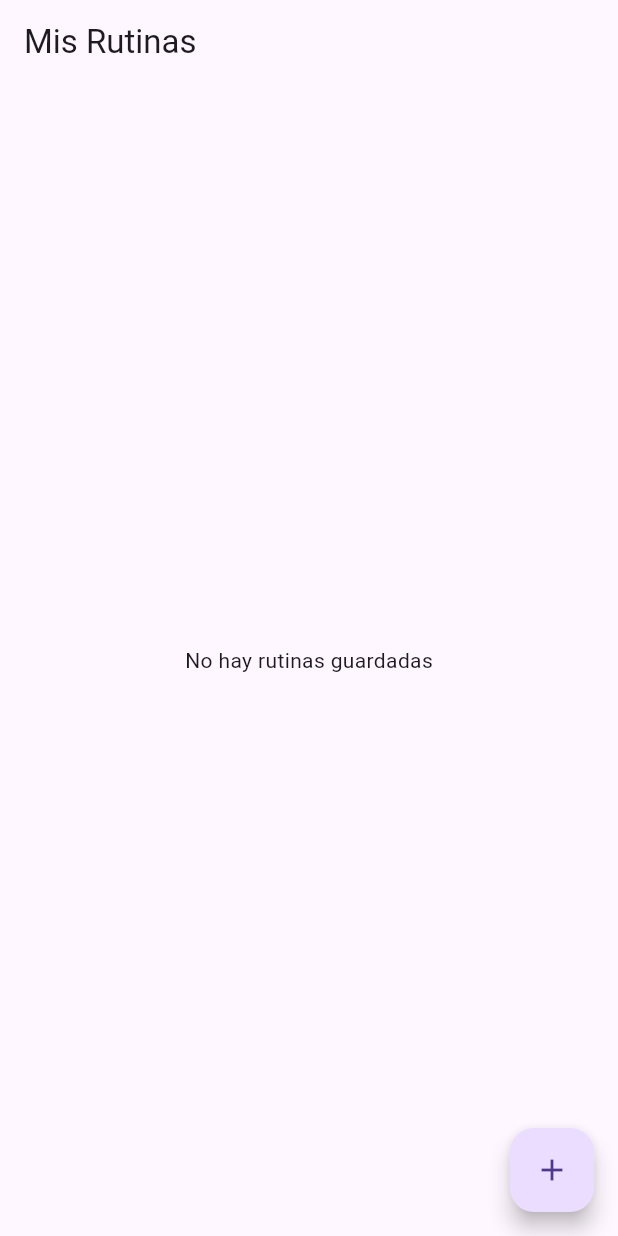
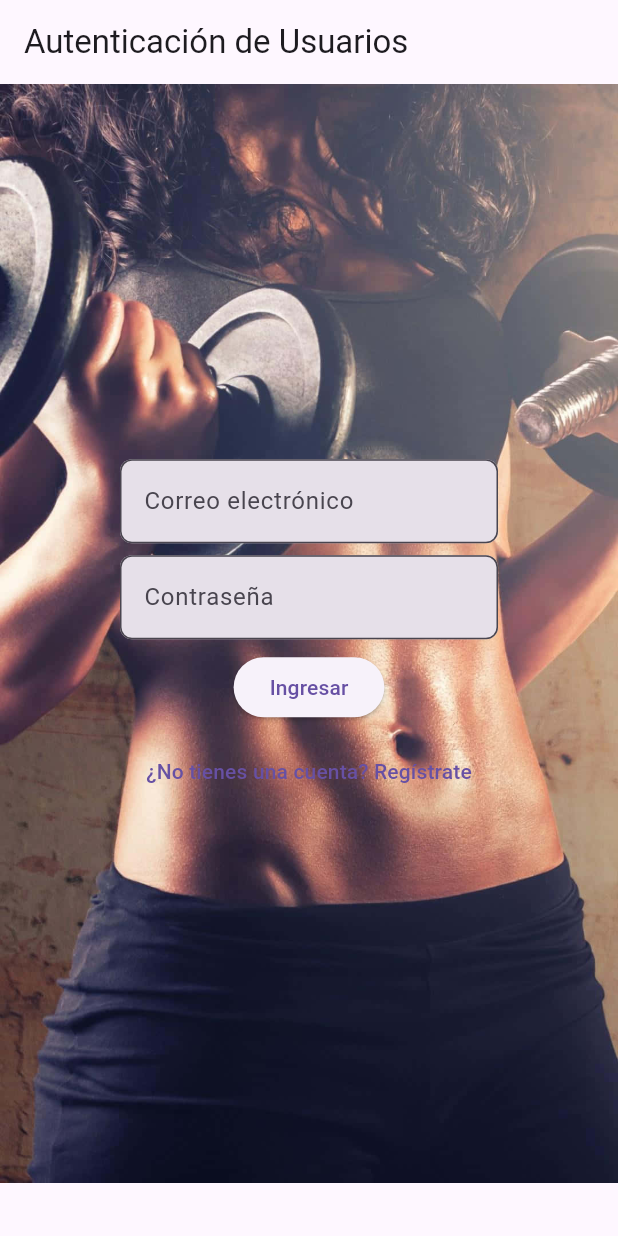
Before and after one commit to CarlosFelipeGM/green_fit, a Flutter app: the screen it shows after launch, on a phone screen of 412 x 824 dp. Run offline on Flutter 3.47's test engine with Material 3 defaults, Android fonts, the phone set to English and light mode, and no system bars; our stand-ins replace cloud_firestore, dio, equatable, firebase_auth, firebase_core, flutter_bloc and 3 more; accounts and stored records are empty.

Commit message:
feat: autenticacion de usuarios y recordar usuario con sharedPreferences

```diff
--- /dev/null
+++ b/lib/display/screens/auth_screen.dart
@@ -0,0 +1,138 @@
+import 'package:flutter/material.dart';
+import 'package:firebase_auth/firebase_auth.dart';
+import 'package:green_fit/display/screens/home_screen.dart';
+import 'package:green_fit/display/screens/register_screen.dart';
+import 'package:shared_preferences/shared_preferences.dart';
+
+class AuthScreen extends StatefulWidget {
+  const AuthScreen({super.key});
+
+  @override
+  State<AuthScreen> createState() => _AuthScreenState();
+}
+
+class _AuthScreenState extends State<AuthScreen> {
+  final _formKey = GlobalKey<FormState>();
+  final _emailController = TextEditingController();
+  final _passwordController = TextEditingController();
+  bool _isLoading = false;
+
+  @override
+  void initState() {
+    super.initState();
+    _loadSavedEmail();
+  }
+
+  void _loadSavedEmail() async {
+    final prefs = await SharedPreferences.getInstance();
+    final savedEmail = prefs.getString('userEmail');
+    if (savedEmail != null) {
+      setState(() {
+        _emailController.text = savedEmail;
+      });
+    }
+  }
+
+  @override
+  Widget build(BuildContext context) {
+    return Scaffold(
+      appBar: AppBar(title: Text('Autenticación de Usuarios')),
+      body: SingleChildScrollView(
+        child: Stack(
+          alignment: Alignment.center,
+          children: [
+            Image.asset('assets/img/fondo3.jpg'),
+            Center(
+              child: Padding(
+                padding: const EdgeInsets.all(80.0),
+                child: Form(
+                  key: _formKey,
+                  child: Column(
+                    spacing: 8,
+                    mainAxisAlignment: MainAxisAlignment.center,
+                    children: [
+                      TextFormField(
+                        controller: _emailController,
+                        decoration: InputDecoration(
+                          labelText: 'Correo electrónico',
+                          border: OutlineInputBorder(
+                            borderRadius: BorderRadius.circular(8),
+                          ),
+                          filled: true,
+                        ),
+                        validator:
+                            (value) =>
+                                value!.isEmpty
+                                    ? 'Este campo es requerido'
+                                    : null,
+                      ),
+                      TextFormField(
+                        controller: _passwordController,
+                        decoration: InputDecoration(
+                          labelText: 'Contraseña',
+                          border: OutlineInputBorder(
+                            borderRadius: BorderRadius.circular(8),
+                          ),
+                          filled: true,
+                        ),
+                        obscureText: true,
+                        validator:
+                            (value) =>
+                                value!.isEmpty
+                                    ? 'Este campo es requerido'
+                                    : null,
+                      ),
+                      _isLoading
+                          ? CircularProgressIndicator()
+                          : ElevatedButton(
+                            onPressed: _submitForm,
+                            child: Text('Ingresar'),
+                          ),
+                      TextButton(
+                        onPressed: () {
+                          Navigator.push(
+                            context,
+                            MaterialPageRoute(
+                              builder: (context) => RegisterScreen(),
+                            ),
+                          );
+                        },
+                        child: Text('¿No tienes una cuenta? Regístrate'),
+                      ),
+                    ],
+                  ),
+                ),
+              ),
+            ),
+          ],
+        ),
+      ),
+    );
+  }
+
+  void _submitForm() async {
+    if (_formKey.currentState!.validate()) {
+      setState(() => _isLoading = true);
+      try {
+        await FirebaseAuth.instance.signInWithEmailAndPassword(
+          email: _emailController.text.trim(),
+          password: _passwordController.text.trim(),
+        );
+        // Guardar el correo electrónico en SharedPreferences
+        final prefs = await SharedPreferences.getInstance();
+        await prefs.setString('userEmail', _emailController.text.trim());
+        // Navegar a la pantalla principal después del inicio de sesión exitoso
+        Navigator.pushReplacement(
+          context,
+          MaterialPageRoute(builder: (context) => HomeScreen()),
+        );
+      } on FirebaseAuthException catch (e) {
+        ScaffoldMessenger.of(context).showSnackBar(
+          SnackBar(content: Text(e.message ?? 'Error al iniciar sesión')),
+        );
+      } finally {
+        setState(() => _isLoading = false);
+      }
+    }
+  }
+}
--- a/lib/main.dart
+++ b/lib/main.dart
@@ -1,11 +1,14 @@
 // import "package:green_fit/display/screens/menu2/my_menu.dart";
 import 'package:firebase_core/firebase_core.dart';
 import 'package:flutter/material.dart';
-import 'package:green_fit/display/screens/add_routine_screen.dart';
-import 'package:green_fit/display/screens/routine_list_screen.dart';
+// import 'package:green_fit/display/screens/add_routine_screen.dart';
+import 'package:green_fit/display/screens/auth_screen.dart';
+import 'package:green_fit/display/screens/home_screen.dart';
+// import 'package:green_fit/display/screens/routine_list_screen.dart';
 import 'package:green_fit/firebase_options.dart';
 // import 'package:green_fit/main_app.dart';
 import 'package:flutter_dotenv/flutter_dotenv.dart';
+import 'package:shared_preferences/shared_preferences.dart';
 // import 'package:green_fit/core/settings/colores.dart';
 // import 'package:green_fit/core/settings/parametros.dart';
 // import 'package:green_fit/display/routes/routes.dart';
@@ -18,19 +21,26 @@ void main() async {
   await dotenv.load();
   WidgetsFlutterBinding.ensureInitialized();
   await Firebase.initializeApp(options: DefaultFirebaseOptions.currentPlatform);
-  runApp(MyApp());
+  // Verificar si hay un usuario recordado
+  final prefs = await SharedPreferences.getInstance();
+  final userEmail = prefs.getString('userEmail');
+  runApp(MyApp(userEmail: userEmail));
 }
 
 class MyApp extends StatelessWidget {
-  const MyApp({super.key});
+  final String? userEmail;
+  const MyApp({this.userEmail, super.key});
 
   @override
   Widget build(BuildContext context) {
     return MaterialApp(
+      debugShowCheckedModeBanner: false,
       title: 'Rutinas de Ejercicios',
       theme: ThemeData(primarySwatch: Colors.blue),
-      home: RoutineListScreen(),
-      routes: {'/add': (context) => AddRoutineScreen()},
+      // home: RoutineListScreen(),
+      // routes: {'/add': (context) => AddRoutineScreen()},
+      home: AuthScreen(),
+      routes: {'/home': (context) => HomeScreen()},
     );
   }
 }
--- a/pubspec.yaml
+++ b/pubspec.yaml
@@ -20,6 +20,7 @@ dependencies:
   firebase_core: 3.12.1
   cloud_firestore: 5.6.5
   firebase_auth: 5.5.1
+  shared_preferences: 2.5.2
 
 dev_dependencies:
   flutter_test:
@@ -31,3 +32,4 @@ flutter:
 
   assets:
     - .env
+    - assets/img/
```
Also changed, not shown: lib/display/screens/home_screen.dart (added, +35 -0 lines), lib/display/screens/register_screen.dart (added, +79 -0 lines), assets/img/fondo2.jpeg (added), assets/img/fondo3.jpg (added), pubspec.lock, 3 other files.
